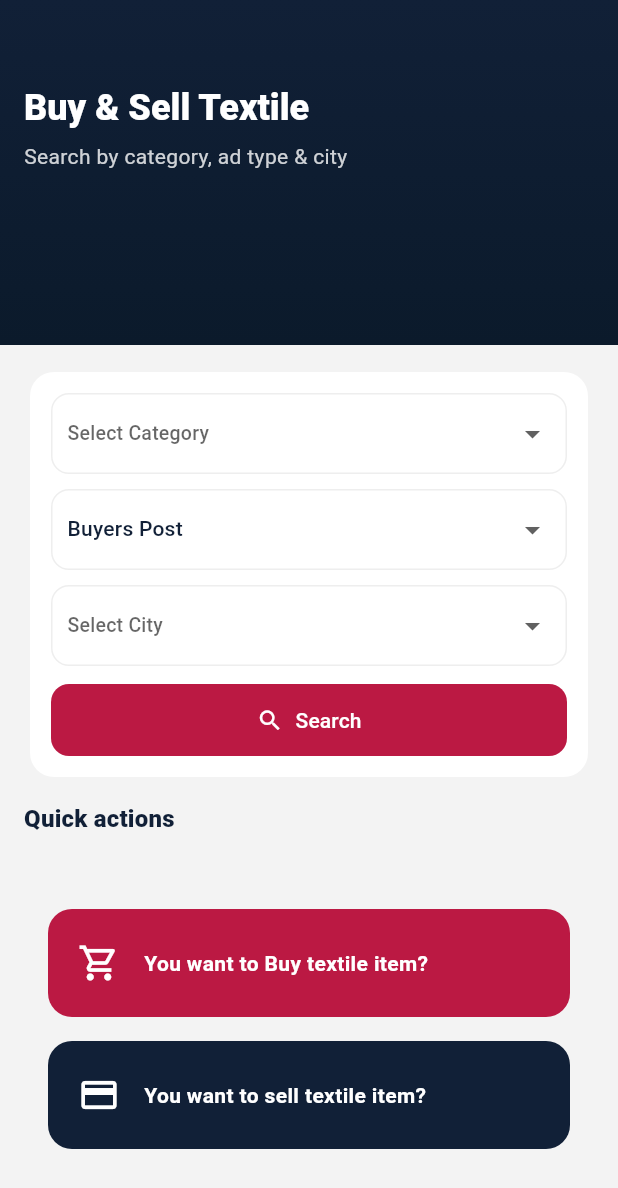
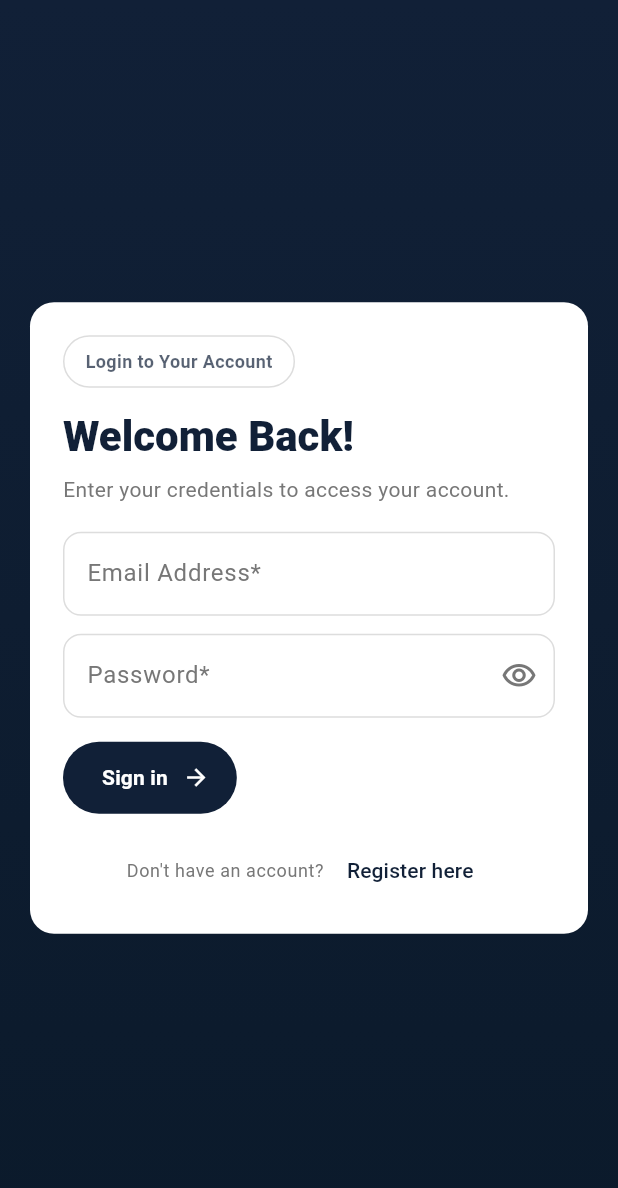
Before and after one commit to Zeeshanjamil9615/textile_markaz, a Flutter app: the screen it shows after launch, on a phone screen of 412 x 824 dp. Shown: the top 1188 px of the screen. Run offline on Flutter 3.47's test engine with Material 3 defaults, Android fonts, the phone set to English and light mode, and no system bars; our stand-ins replace get, image_picker.

Commit message:
added login and signup pages

```diff
--- a/lib/main.dart
+++ b/lib/main.dart
@@ -1,6 +1,8 @@
 import 'package:flutter/material.dart';
 import 'package:get/get.dart';
 import 'package:textile_markaz/app/theme/app_theme.dart';
+import 'package:textile_markaz/screens/auth/login/login.dart';
+import 'package:textile_markaz/screens/auth/signup/signup.dart';
 import 'package:textile_markaz/screens/category_grid_screen.dart';
 import 'package:textile_markaz/screens/home_search_screen.dart';
 import 'package:textile_markaz/screens/mode_choice_screen.dart';
@@ -14,23 +16,24 @@ void main() {
   runApp(const TextileMarkazApp());
 }
 
-
 class TextileMarkazApp extends StatelessWidget {
   const TextileMarkazApp({super.key});
 
   @override
   Widget build(BuildContext context) {
-    return MaterialApp(
+    return GetMaterialApp(
       title: 'Textile Markaz',
       debugShowCheckedModeBanner: false,
       theme: buildAppTheme(),
-      initialRoute: HomeSearchScreen.routeName,
+      initialRoute: LoginScreen.routeName,
       routes: {
         HomeSearchScreen.routeName: (_) => const HomeSearchScreen(),
         ResultsScreen.routeName: (_) => const ResultsScreen(),
         ModeChoiceScreen.routeName: (_) => const ModeChoiceScreen(),
         CategoryGridScreen.routeName: (_) => const CategoryGridScreen(),
         PostAdScreen.routeName: (_) => const PostAdScreen(),
+        LoginScreen.routeName: (_) => const LoginScreen(),
+        SignupScreen.routeName: (_) => const SignupScreen(),
       },
     );
   }
--- /dev/null
+++ b/lib/screens/auth/login/login.dart
@@ -0,0 +1,222 @@
+import 'package:flutter/material.dart';
+import 'package:get/get.dart';
+import 'package:textile_markaz/screens/auth/login/login_controller.dart';
+
+class LoginScreen extends StatelessWidget {
+  static const routeName = '/login';
+
+  const LoginScreen({super.key});
+
+  @override
+  Widget build(BuildContext context) {
+    final c = Get.put(LoginController());
+    final scheme = Theme.of(context).colorScheme;
+
+    return Scaffold(
+      backgroundColor: scheme.primary,
+      body: SafeArea(
+        child: Container(
+          width: double.infinity,
+          decoration: BoxDecoration(
+            gradient: LinearGradient(
+              begin: Alignment.topCenter,
+              end: Alignment.bottomCenter,
+              colors: [scheme.primary, const Color(0xFF0B1A2B)],
+            ),
+          ),
+          child: LayoutBuilder(
+            builder: (context, constraints) {
+              return Center(
+                child: SingleChildScrollView(
+                  padding: const EdgeInsets.all(16),
+                  child: ConstrainedBox(
+                    constraints: const BoxConstraints(maxWidth: 560),
+                    child: Card(
+                      child: Padding(
+                        padding: const EdgeInsets.fromLTRB(22, 22, 22, 18),
+                        child: Form(
+                          key: c.formKey,
+                          child: Column(
+                            crossAxisAlignment: CrossAxisAlignment.start,
+                            children: [
+                              _PillLabel(
+                                text: 'Login to Your Account',
+                                borderColor: scheme.outline,
+                                textColor:
+                                    scheme.onSurface.withValues(alpha: 0.7),
+                              ),
+                              const SizedBox(height: 14),
+                              Text(
+                                'Welcome Back!',
+                                style: Theme.of(context)
+                                    .textTheme
+                                    .headlineMedium
+                                    ?.copyWith(
+                                      fontWeight: FontWeight.w900,
+                                      color: scheme.onSurface,
+                                    ),
+                              ),
+                              const SizedBox(height: 8),
+                              Text(
+                                'Enter your credentials to access your account.',
+                                style: Theme.of(context)
+                                    .textTheme
+                                    .bodyMedium
+                                    ?.copyWith(
+                                      color: scheme.onSurfaceVariant,
+                                    ),
+                              ),
+                              const SizedBox(height: 18),
+                              TextFormField(
+                                controller: c.emailC,
+                                keyboardType: TextInputType.emailAddress,
+                                textInputAction: TextInputAction.next,
+                                decoration: const InputDecoration(
+                                  hintText: 'Email Address*',
+                                ),
+                                validator: c.validateEmail,
+                              ),
+                              const SizedBox(height: 12),
+                              Obx(
+                                () => TextFormField(
+                                  controller: c.passwordC,
+                                  textInputAction: TextInputAction.done,
+                                  obscureText: c.obscurePassword.value,
+                                  decoration: InputDecoration(
+                                    hintText: 'Password*',
+                                    suffixIcon: IconButton(
+                                      onPressed: () =>
+                                          c.obscurePassword.value =
+                                              !c.obscurePassword.value,
+                                      icon: Icon(
+                                        c.obscurePassword.value
+                                            ? Icons.visibility_outlined
+                                            : Icons.visibility_off_outlined,
+                                      ),
+                                    ),
+                                  ),
+                                  validator: c.validatePassword,
+                                  onFieldSubmitted: (_) => c.login(),
+                                ),
+                              ),
+                              const SizedBox(height: 16),
+                              Obx(
+                                () => _PrimaryPillButton(
+                                  label: c.isLoading.value
+                                      ? 'Signing in...'
+                                      : 'Sign in',
+                                  onPressed:
+                                      c.isLoading.value ? null : c.login,
+                                  icon: Icons.arrow_forward,
+                                  background: scheme.primary,
+                                ),
+                              ),
+                              const SizedBox(height: 14),
+                              Align(
+                                alignment: Alignment.center,
+                                child: Wrap(
+                                  crossAxisAlignment:
+                                      WrapCrossAlignment.center,
+                                  children: [
+                                    Text(
+                                      "Don't have an account? ",
+                                      style: Theme.of(context)
+                                          .textTheme
+                                          .bodySmall
+                                          ?.copyWith(
+                                            color: scheme.onSurfaceVariant,
+                                          ),
+                                    ),
+                                    TextButton(
+                                      onPressed: c.goToSignup,
+                                      child: const Text('Register here'),
+                                    ),
+                                  ],
+                                ),
+                              ),
+                            ],
+                          ),
+                        ),
+                      ),
+                    ),
+                  ),
+                ),
+              );
+            },
+          ),
+        ),
+      ),
+    );
+  }
+}
+
+class _PillLabel extends StatelessWidget {
+  const _PillLabel({
+    required this.text,
+    required this.borderColor,
+    required this.textColor,
+  });
+
+  final String text;
+  final Color borderColor;
+  final Color textColor;
+
+  @override
+  Widget build(BuildContext context) {
+    return Container(
+      padding: const EdgeInsets.symmetric(horizontal: 14, vertical: 8),
+      decoration: BoxDecoration(
+        color: Colors.white,
+        borderRadius: BorderRadius.circular(999),
+        border: Border.all(color: borderColor),
+      ),
+      child: Text(
+        text,
+        style: TextStyle(
+          color: textColor,
+          fontWeight: FontWeight.w600,
+          fontSize: 12,
+        ),
+      ),
+    );
+  }
+}
+
+class _PrimaryPillButton extends StatelessWidget {
+  const _PrimaryPillButton({
+    required this.label,
+    required this.onPressed,
+    required this.icon,
+    required this.background,
+  });
+
+  final String label;
+  final VoidCallback? onPressed;
+  final IconData icon;
+  final Color background;
+
+  @override
+  Widget build(BuildContext context) {
+    return FilledButton.icon(
+      onPressed: onPressed,
+      style: FilledButton.styleFrom(
+        backgroundColor: background,
+        foregroundColor: Colors.white,
+        padding: const EdgeInsets.symmetric(horizontal: 18, vertical: 14),
+        shape: const StadiumBorder(),
+      ),
+      icon: const SizedBox.shrink(),
+      label: Row(
+        mainAxisSize: MainAxisSize.min,
+        children: [
+          Text(
+            label,
+            style: const TextStyle(fontWeight: FontWeight.w700),
+          ),
+          const SizedBox(width: 10),
+          Icon(icon, size: 18),
+        ],
+      ),
+    );
+  }
+}
--- /dev/null
+++ b/lib/screens/auth/login/login_controller.dart
@@ -0,0 +1,57 @@
+import 'package:flutter/material.dart';
+import 'package:get/get.dart';
+import 'package:textile_markaz/screens/auth/signup/signup.dart';
+import 'package:textile_markaz/screens/home_search_screen.dart';
+
+class LoginController extends GetxController {
+  final formKey = GlobalKey<FormState>();
+
+  final emailC = TextEditingController();
+  final passwordC = TextEditingController();
+
+  final obscurePassword = true.obs;
+  final isLoading = false.obs;
+
+  String? validateEmail(String? v) {
+    final value = (v ?? '').trim();
+    if (value.isEmpty) return 'Email is required';
+    if (!GetUtils.isEmail(value)) return 'Enter a valid email';
+    return null;
+  }
+
+  String? validatePassword(String? v) {
+    final value = (v ?? '').trim();
+    if (value.isEmpty) return 'Password is required';
+    if (value.length < 6) return 'Password must be at least 6 characters';
+    return null;
+  }
+
+  Future<void> login() async {
+    final ok = formKey.currentState?.validate() ?? false;
+    if (!ok) return;
+
+    isLoading.value = true;
+    try {
+      await Future<void>.delayed(const Duration(milliseconds: 700));
+      Get.snackbar(
+        'Success',
+        'Logged in (demo)',
+        snackPosition: SnackPosition.BOTTOM,
+      );
+      Get.offAllNamed(HomeSearchScreen.routeName);
+    } finally {
+      isLoading.value = false;
+    }
+  }
+
+  void goToSignup() {
+    Get.toNamed(SignupScreen.routeName);
+  }
+
+  @override
+  void onClose() {
+    emailC.dispose();
+    passwordC.dispose();
+    super.onClose();
+  }
+}
```
Also changed, not shown: lib/app/theme/app_theme.dart (+0 -9 lines), lib/screens/auth/signup/signup.dart (added, +277 -0 lines), lib/screens/auth/signup/signup_controller.dart (added, +76 -0 lines), pubspec.yaml (+0 -41 lines).
